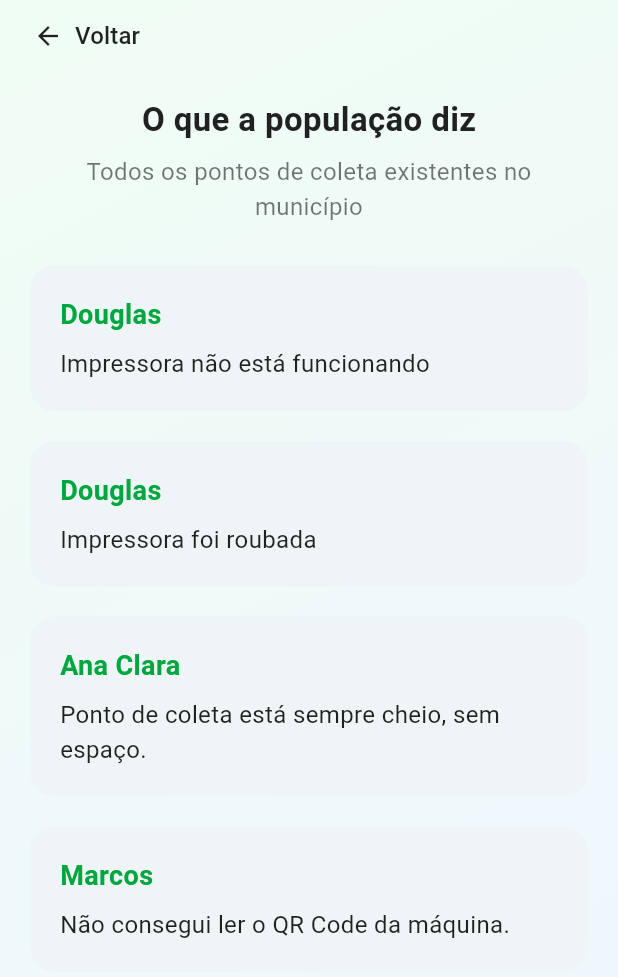
After one commit to FabioMiguelNascimento/echoTrack, a Flutter app: the UserFeedbacksListPage screen opened directly, on a phone screen of 412 x 824 dp. The commit adds this screen. Shown: the top 977 px of the screen. Run offline on Flutter 3.47's test engine with Material 3 defaults, Android fonts, the phone set to English and light mode, and no system bars; our stand-ins replace cloud_firestore, firebase_auth, firebase_core, shared_preferences; accounts and stored records are empty; generated files the repository leaves out were written again.

Commit message:
feat: Página estática de feedbacks dos usuários para o ponto de coleta

```diff
--- /dev/null
+++ b/lib/src/views/admin/user_feedbacks_list_page.dart
@@ -0,0 +1,147 @@
+import 'package:flutter/material.dart';
+
+// -----------------------------------------------------------------
+// 1. INÍCIO DO CÓDIGO DA PÁGINA (FeedbackListPage)
+// -----------------------------------------------------------------
+
+class UserFeedbacksListPage extends StatelessWidget {
+  const UserFeedbacksListPage({super.key});
+
+  // --- Dados Estáticos para a Lista ---
+  // (Baseado na sua imagem)
+  static final List<Map<String, String>> feedbacksEstaticos = [
+    {'nome': 'Douglas', 'feedback': 'Impressora não está funcionando'},
+    {'nome': 'Douglas', 'feedback': 'Impressora foi roubada'},
+    {
+      'nome': 'Ana Clara',
+      'feedback': 'Ponto de coleta está sempre cheio, sem espaço.',
+    },
+    {'nome': 'Marcos', 'feedback': 'Não consegui ler o QR Code da máquina.'},
+  ];
+
+  // --- Helper Widget para o Card de Feedback ---
+  Widget _buildFeedbackCard(Map<String, String> feedback) {
+    // Cor verde principal do seu app
+    const Color corNome = Color(0xff00A63E);
+
+    return Padding(
+      // Espaçamento entre os cards
+      padding: const EdgeInsets.only(bottom: 12.0),
+      child: Card(
+        elevation: 0, // Sem sombra, como na imagem
+        shadowColor: Colors.transparent,
+        shape: RoundedRectangleBorder(
+          borderRadius: BorderRadius.circular(16),
+          // Borda sutil, opcional (imagem parece ter uma)
+          // side: BorderSide(color: Color(0x20000000)),
+        ),
+        child: Padding(
+          padding: const EdgeInsets.all(20.0),
+          child: Column(
+            crossAxisAlignment: CrossAxisAlignment.start,
+            children: [
+              Text(
+                feedback['nome']!,
+                style: const TextStyle(
+                  color: corNome,
+                  fontSize: 18,
+                  fontWeight: FontWeight.bold,
+                ),
+              ),
+              const SizedBox(height: 8),
+              Text(
+                feedback['feedback']!,
+                style: const TextStyle(fontSize: 16, color: Colors.black87),
+              ),
+            ],
+          ),
+        ),
+      ),
+    );
+  }
+
+  @override
+  Widget build(BuildContext context) {
+    return Scaffold(
+      // Fundo em gradiente, igual ao da outra tela
+      body: Container(
+        decoration: const BoxDecoration(
+          gradient: LinearGradient(
+            begin: Alignment.topLeft,
+            end: Alignment.bottomRight,
+            colors: <Color>[Color(0xffF0FDF4), Color(0xffEFF6FF)],
+          ),
+        ),
+        child: SafeArea(
+          child: Column(
+            crossAxisAlignment: CrossAxisAlignment.start,
+            children: [
+              // --- Botão Voltar ---
+              Row(
+                children: [
+                  const SizedBox(width: 10), // Ajuste de padding
+                  TextButton.icon(
+                    onPressed: () {
+                      Navigator.pop(context);
+                    },
+                    icon: const Icon(
+                      Icons.arrow_back,
+                      size: 20,
+                      color: Colors.black87,
+                    ),
+                    label: const Text(
+                      'Voltar',
+                      style: TextStyle(color: Colors.black87, fontSize: 16),
+                    ),
+                    style: TextButton.styleFrom(
+                      // Remove o highlight de clique
+                      splashFactory: NoSplash.splashFactory,
+                      overlayColor: Colors.transparent,
+                    ),
+                  ),
+                ],
+              ),
+              const SizedBox(height: 16),
+
+              // --- Títulos (Centralizados) ---
+              Center(
+                child: Text(
+                  'O que a população diz',
+                  style: TextStyle(
+                    fontSize: 22,
+                    fontWeight: FontWeight.bold,
+                    color: Colors.grey.shade900,
+                  ),
+                ),
+              ),
+              const SizedBox(height: 8),
+              const Padding(
+                padding: EdgeInsets.symmetric(horizontal: 24.0),
+                child: Center(
+                  child: Text(
+                    'Todos os pontos de coleta existentes no município',
+                    style: TextStyle(fontSize: 16, color: Colors.black54),
+                    textAlign: TextAlign.center,
+                  ),
+                ),
+              ),
+              const SizedBox(height: 24),
+
+              // --- Lista de Feedbacks ---
+              Expanded(
+                child: ListView.builder(
+                  // Padding para a lista não colar nas bordas
+                  padding: const EdgeInsets.symmetric(horizontal: 16.0),
+                  itemCount: feedbacksEstaticos.length,
+                  itemBuilder: (context, index) {
+                    return _buildFeedbackCard(feedbacksEstaticos[index]);
+                  },
+                ),
+              ),
+            ],
+          ),
+        ),
+      ),
+    );
+  }
+}
```
Also changed, not shown: lib/src/views/admin/point_options_page.dart (+52 -8 lines).
